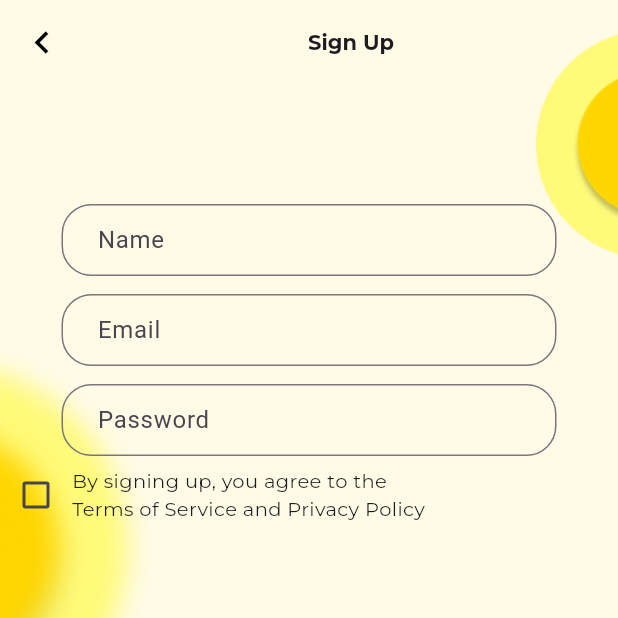
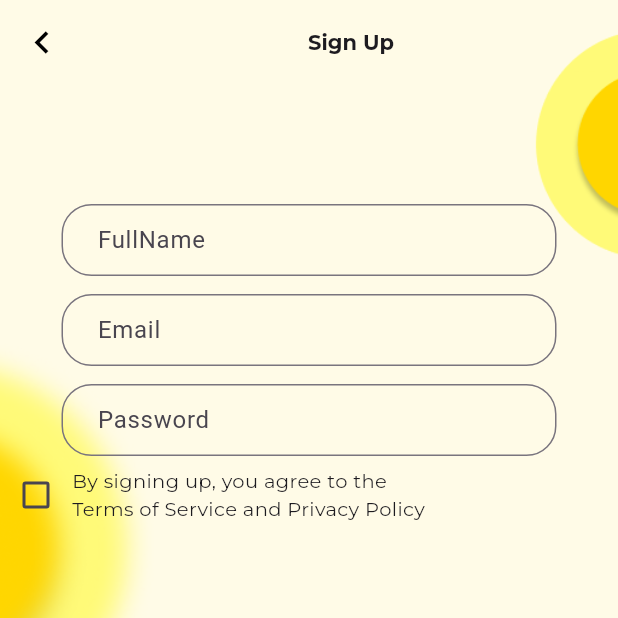
Before and after one commit to lati-tibabu/uni_pace, a Flutter app: the screen it shows after launch, on a phone screen of 412 x 824 dp, the top half of it. Run offline on Flutter 3.47's test engine with Material 3 defaults, Android fonts, the phone set to English and light mode, and no system bars; our stand-ins replace flutter_svg, google_fonts.

Commit message:
update #1

```diff
--- a/lib/auth_screen/signup.dart
+++ b/lib/auth_screen/signup.dart
@@ -79,7 +79,7 @@ class _LoginState extends State<Login> {
                           width: 2,
                         ),
                       ),
-                      labelText: "Name",
+                      labelText: "FullName",
                     ),
                   ),
                 ),
--- a/lib/onboarding/onboarding_pages.dart
+++ b/lib/onboarding/onboarding_pages.dart
@@ -30,7 +30,6 @@ class _OnboardingPagesState extends State<OnboardingPages> {
               ),
             ),
           ),
-
           // PageView
           PageView(
             onPageChanged: (index) {
```
